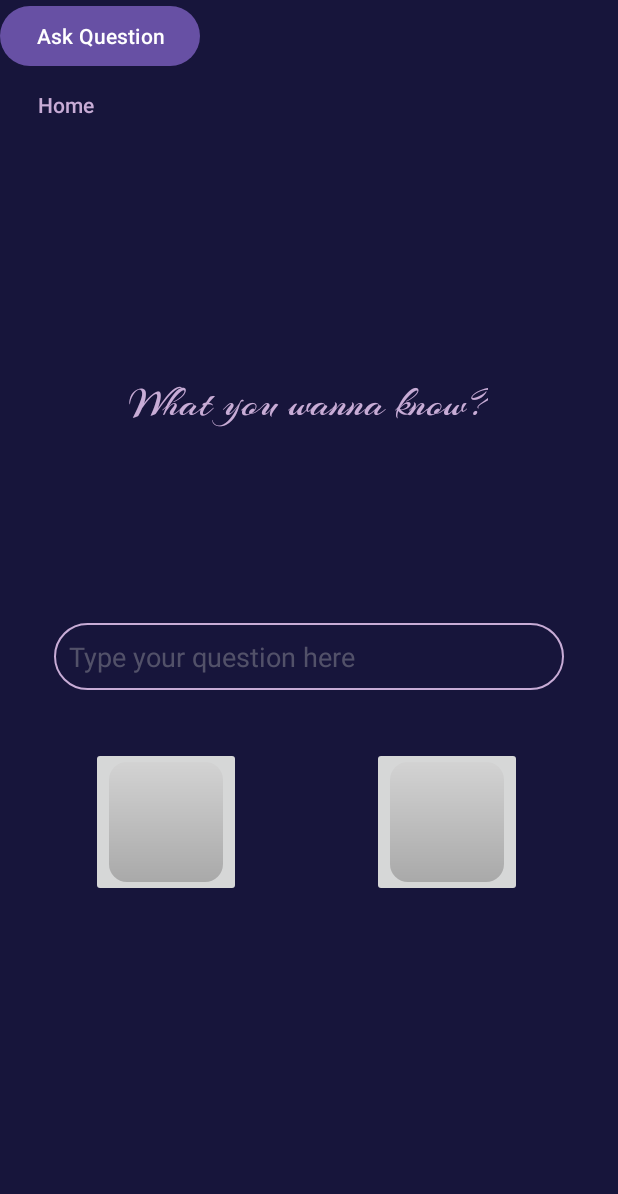
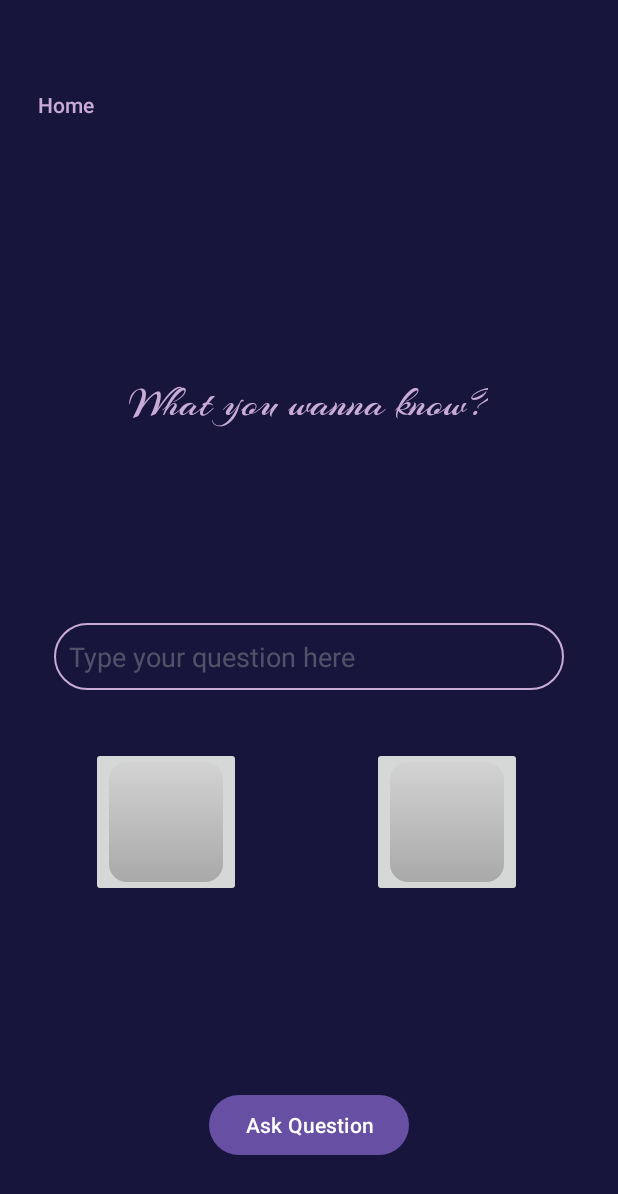
Before and after one commit to Yunxin119/TarotReading, an Android app: the screen it shows after launch (QuestionActivity), after a tap on "Ask", on a phone screen of 412 x 824 dp. Shown: the top 1194 px of the screen. Run offline under Robolectric (Android 15) with nearby library versions, the light colour scheme and no system bars.

Commit message:
upgrade login/register, add logout button

```diff
--- a/app/src/main/java/com/group5/tarotreading/AIAnswerActivity.java
+++ b/app/src/main/java/com/group5/tarotreading/AIAnswerActivity.java
@@ -143,7 +143,6 @@ public class AIAnswerActivity extends AppCompatActivity {
             }
         });
 
-        // adding the request to the queue.
         queue.add(postRequest);
     }
 }
--- a/app/src/main/java/com/group5/tarotreading/MainActivity.java
+++ b/app/src/main/java/com/group5/tarotreading/MainActivity.java
@@ -2,6 +2,7 @@ package com.group5.tarotreading;
 
 import android.annotation.SuppressLint;
 import android.content.Intent;
+import android.content.SharedPreferences;
 import android.os.Bundle;
 import android.util.Log;
 import android.view.View;
@@ -19,7 +20,7 @@ public class MainActivity extends AppCompatActivity {
     Button todayfortune;
     Button askquestion;
     Button cameraButton;
-    Button eregister,elogin;
+    Button eregister,elogin, logout;
     @SuppressLint("MissingInflatedId")
     @Override
     protected void onCreate(Bundle savedInstanceState) {
@@ -34,7 +35,21 @@ public class MainActivity extends AppCompatActivity {
         // Login/Register Button
         eregister = findViewById(R.id.register);
         elogin= findViewById(R.id.login);
+        logout = findViewById(R.id.logout);
 
+        //check login status
+        SharedPreferences preferences = getSharedPreferences("UserPrefs", MODE_PRIVATE);
+        boolean isLoggedIn = preferences.getBoolean("isLoggedIn", false);
+
+        if (isLoggedIn) {
+            elogin.setVisibility(View.GONE);
+            eregister.setVisibility(View.GONE);
+            logout.setVisibility(View.VISIBLE);
+        } else {
+            elogin.setVisibility(View.VISIBLE);
+            eregister.setVisibility(View.VISIBLE);
+            logout.setVisibility(View.GONE);
+        }
 
         todayfortune.setOnClickListener(new View.OnClickListener() {
             @Override
@@ -81,5 +96,15 @@ public class MainActivity extends AppCompatActivity {
             Intent myIntent = new Intent(MainActivity.this,LoginActivity.class);
             MainActivity.this.startActivity(myIntent);
         });
+
+        logout.setOnClickListener(v -> {
+            SharedPreferences.Editor editor = preferences.edit();
+            editor.putBoolean("isLoggedIn", false);
+            editor.apply();
+
+            elogin.setVisibility(View.VISIBLE);
+            eregister.setVisibility(View.VISIBLE);
+            logout.setVisibility(View.GONE);
+        });
     }
 }
--- a/app/src/main/res/layout/activity_login.xml
+++ b/app/src/main/res/layout/activity_login.xml
@@ -23,7 +23,7 @@
         android:layout_width="match_parent"
         android:layout_height="wrap_content"
         android:layout_below="@+id/signin"
-        android:hint="Username"
+        android:hint="Email"
         android:textColorHint="@color/black"
         android:textColor="@color/black"
         android:layout_margin="10dp"
--- a/app/src/main/res/layout/activity_question.xml
+++ b/app/src/main/res/layout/activity_question.xml
@@ -61,8 +61,7 @@
         android:textColorHint="#5FB6B6B6"
         app:layout_constraintBottom_toBottomOf="parent"
         app:layout_constraintEnd_toEndOf="@+id/questionlabel"
-        app:layout_constraintStart_toStartOf="@+id/questionlabel"
-        app:layout_constraintTop_toBottomOf="@+id/button" />
+        app:layout_constraintStart_toStartOf="@+id/questionlabel" />
 
     <ImageButton
         android:id="@+id/cards3"
@@ -83,7 +82,10 @@
         android:layout_width="wrap_content"
         android:layout_height="wrap_content"
         android:text="Ask Question"
-        tools:layout_editor_absoluteX="133dp"
-        tools:layout_editor_absoluteY="580dp" />
+        app:layout_constraintBottom_toBottomOf="parent"
+        app:layout_constraintEnd_toEndOf="parent"
+        app:layout_constraintStart_toStartOf="parent"
+        app:layout_constraintHorizontal_bias="0.5"
+        android:layout_marginBottom="50dp" />
 
 </androidx.constraintlayout.widget.ConstraintLayout>
```
Also changed, not shown: app/src/main/java/com/group5/tarotreading/LoginActivity.java (+60 -17 lines), app/src/main/res/layout/activity_main.xml (+11 -0 lines).
